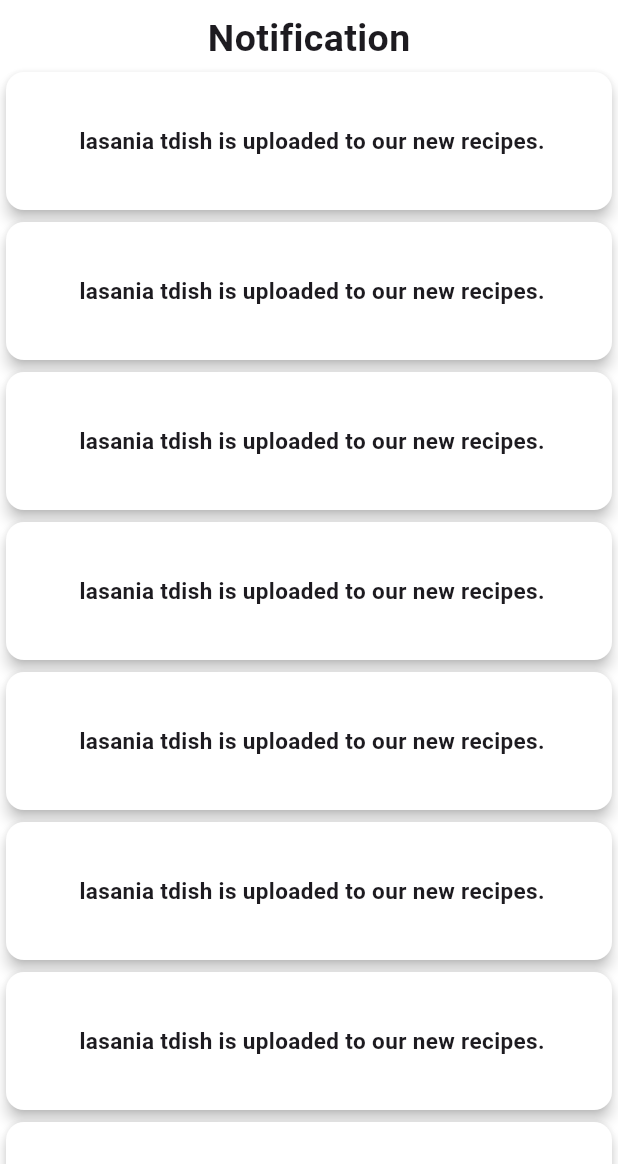
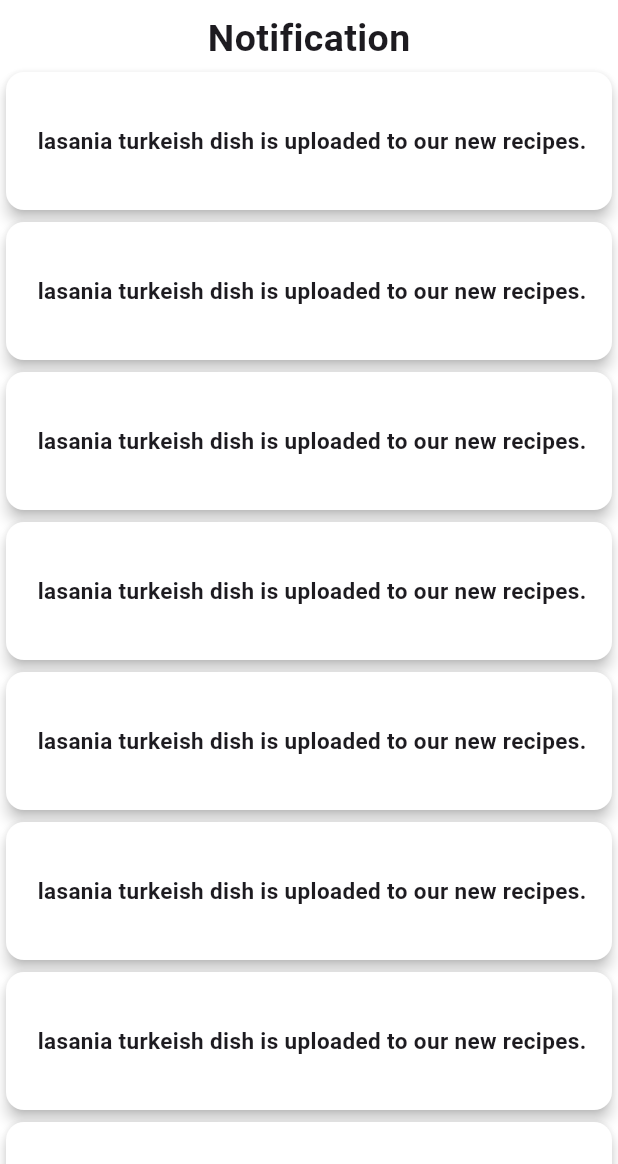
Before and after one commit to Shovon0017/Homemade-Haven, a Flutter app: the NotificationShow screen opened directly, on a phone screen of 412 x 824 dp, the part 72-1236 px from its top. Run offline on Flutter 3.47's test engine with Material 3 defaults, Android fonts, the phone set to English and light mode, and no system bars; our stand-ins replace animated_notch_bottom_bar, carousel_slider, flutter_secure_storage, get, get_storage, shimmer; accounts and stored records are empty.

```diff
--- a/lib/view/screen/notification/notification.dart
+++ b/lib/view/screen/notification/notification.dart
@@ -32,7 +32,7 @@ class NotificationShow extends StatelessWidget {
                     color: Colors.white,
                     child: Center(child: Padding(
                       padding: EdgeInsets.all(8.0),
-                      child: Text(" lasania tdish is uploaded to our new recipes.",style: TextStyle(fontSize:15,fontWeight: FontWeight.bold),),
+                      child: Text(" lasania turkeish dish is uploaded to our new recipes.",style: TextStyle(fontSize:15,fontWeight: FontWeight.bold),),
                     )),
                   ),
                 );
```
